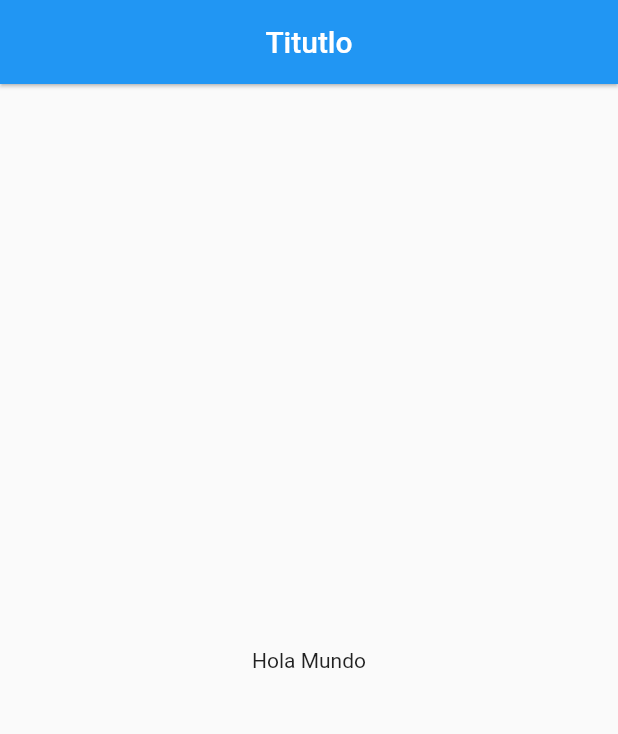
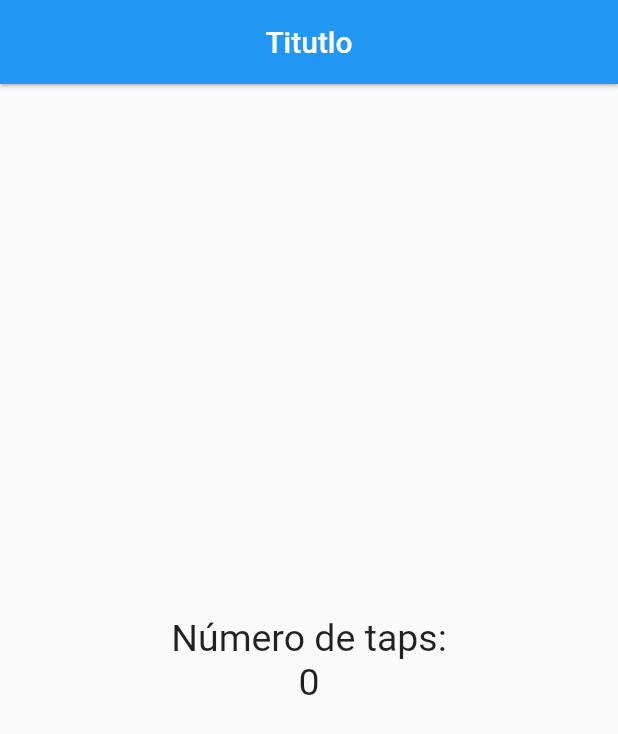
Before and after one commit to DilanUriostegui/Flutter-contador-app1, a Flutter app: the screen it shows after launch, on a phone screen of 412 x 824 dp. Shown: the top 734 px of the screen. Run offline on Flutter 3.47's test engine with Material 2 defaults, Android fonts, the phone set to English and light mode, and no system bars.

Commit message:
Agregando columnas y estilos

```diff
--- a/lib/src/pages/home_page.dart
+++ b/lib/src/pages/home_page.dart
@@ -2,6 +2,8 @@ import 'package:flutter/material.dart';
 
 
 class HomePage extends StatelessWidget{
+
+  final estiloTexto = new TextStyle(fontSize: 25);
   @override
   Widget build(BuildContext context) {
     return Scaffold(
@@ -11,7 +13,14 @@ class HomePage extends StatelessWidget{
         elevation: 1.0,
       ),
       body: Center(
-          child: Text('Hola Mundo'),),
+        child: Column(
+          mainAxisAlignment: MainAxisAlignment.center,
+          children: [
+            Text('Número de taps:',style: estiloTexto),
+            Text('0',style: estiloTexto),
+          ],
+        )
+      ),
     );
   }
 }
```
Lines whose indentation alone changed are shown as unchanged.
